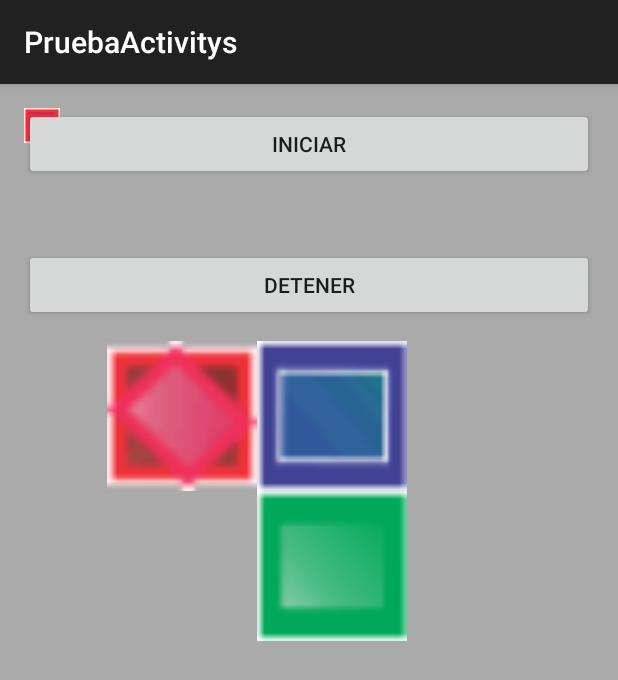
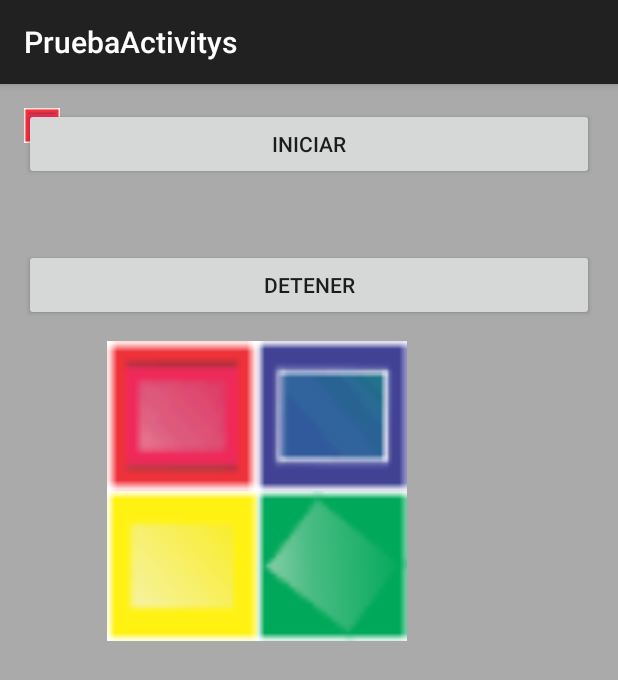
Before and after one commit to juaguzman/PruebaActivityss, an Android app: the coloresjuego screen opened directly, with no data from a screen before it, after a tap on an icon or button, on a phone screen of 412 x 824 dp. Shown: the top 680 px of the screen. Run offline under Robolectric (Android 15) with nearby library versions, the phone set to English and light mode, and no system bars; 3 other taps on this screen came first.

Commit message:
colores juego por poco

```diff
--- a/app/src/main/java/app/example/juancarlos/com/pruebaactivitys/coloresjuego.java
+++ b/app/src/main/java/app/example/juancarlos/com/pruebaactivitys/coloresjuego.java
@@ -1,9 +1,4 @@
 package app.example.juancarlos.com.pruebaactivitys;
-
-/**
- * Created by JUANCARLOS on 26/08/2015.
- */
-
 
 import android.graphics.drawable.AnimationDrawable;
 import android.os.Bundle;
@@ -17,8 +12,8 @@ public class coloresjuego extends AppCompatActivity implements View.OnClickListe
 {
     private Button btnIniciar, btnDetener;
     private ImageView ivAnimacion;
-    private ImageButton ibAnim,ibAnm2,ibAnm3;
-    private AnimationDrawable savingAnimation,savingAnimation1,savingAnimation2,savingAnimation3;
+    private ImageButton ibAnim,ibAnm2,ibAnm3,ibAnm4;
+    private AnimationDrawable savingAnimation,savingAnimation1,savingAnimation2,savingAnimation3,savingAnimation4;
 
     @Override
     protected void onCreate(Bundle savedInstanceState) {
@@ -50,9 +45,43 @@ public class coloresjuego extends AppCompatActivity implements View.OnClickListe
         ibAnm3.setBackgroundResource(R.drawable.animacionver);
         savingAnimation3=(AnimationDrawable)ibAnm3.getBackground();
 
+        ibAnm4 = (ImageButton) findViewById(R.id.ib4_animation);
+        ibAnm4.setOnClickListener(this);
+        ibAnm4.setBackgroundResource(R.drawable.animacionama);
+        savingAnimation4=(AnimationDrawable)ibAnm4.getBackground();
+
 
     }
 
+    public int ran()
+    {
+        int num;
+        num=(int)(Math.random()*4+ 1);
+
+        return num;
+    }
+
+    public void girar()
+    {
+        int num=ran();
+        switch (num)
+        {
+            case 1:
+                savingAnimation1.start();
+                break;
+            case 2:
+                savingAnimation2.start();
+                break;
+            case 3:
+                savingAnimation3.start();
+                break;
+            case 4:
+                savingAnimation4.start();
+                break;
+
+
+        }
+    }
 
 
     @Override
@@ -60,21 +89,27 @@ public class coloresjuego extends AppCompatActivity implements View.OnClickListe
         switch(v.getId()){
             case R.id.btn_iniciar_animacion:
                 savingAnimation.start();
-                savingAnimation1.start();
-                savingAnimation2.start();
-                savingAnimation3.start();
+                girar();
                 break;
             case R.id.btn_detener_animacion:
                 savingAnimation.stop();
+                girar();
                 break;
             case R.id.ib1_animacion:
                 savingAnimation1.stop();
+                girar();
                 break;
             case R.id.ib2_animation:
-                savingAnimation1.stop();
+                savingAnimation2.stop();
+                girar();
                 break;
             case R.id.ib3_animation:
                 savingAnimation3.stop();
+                girar();
+                break;
+            case R.id.ib4_animation:
+                savingAnimation4.stop();
+                girar();
                 break;
         }
     }
--- /dev/null
+++ b/app/src/main/res/drawable/animacionama.xml
@@ -0,0 +1,10 @@
+<?xml version="1.0" encoding="utf-8"?>
+<animation-list xmlns:android="http://schemas.android.com/apk/res/android"
+    android:oneshot="false">
+
+    <item android:drawable="@drawable/ama1" android:duration="150" />
+    <item android:drawable="@drawable/ama2" android:duration="150" />
+    <item android:drawable="@drawable/ama3" android:duration="150" />
+    <item android:drawable="@drawable/ama4" android:duration="150" />
+
+</animation-list>
--- a/app/src/main/res/layout/juegocolores.xml
+++ b/app/src/main/res/layout/juegocolores.xml
@@ -64,4 +64,12 @@
         android:layout_alignRight="@+id/ib2_animation"
         android:layout_alignEnd="@+id/ib2_animation" />
 
+    <ImageButton
+        android:layout_width="100dp"
+        android:layout_height="100dp"
+        android:id="@+id/ib4_animation"
+        android:layout_below="@+id/ib1_animacion"
+        android:layout_toLeftOf="@+id/ib3_animation"
+        android:layout_toStartOf="@+id/ib3_animation" />
+
 </RelativeLayout>
```
Also changed, not shown: app/src/main/res/drawable/ama1.png (added), app/src/main/res/drawable/ama2.png (added), app/src/main/res/drawable/ama3.png (added), app/src/main/res/drawable/ama4.png (added).
